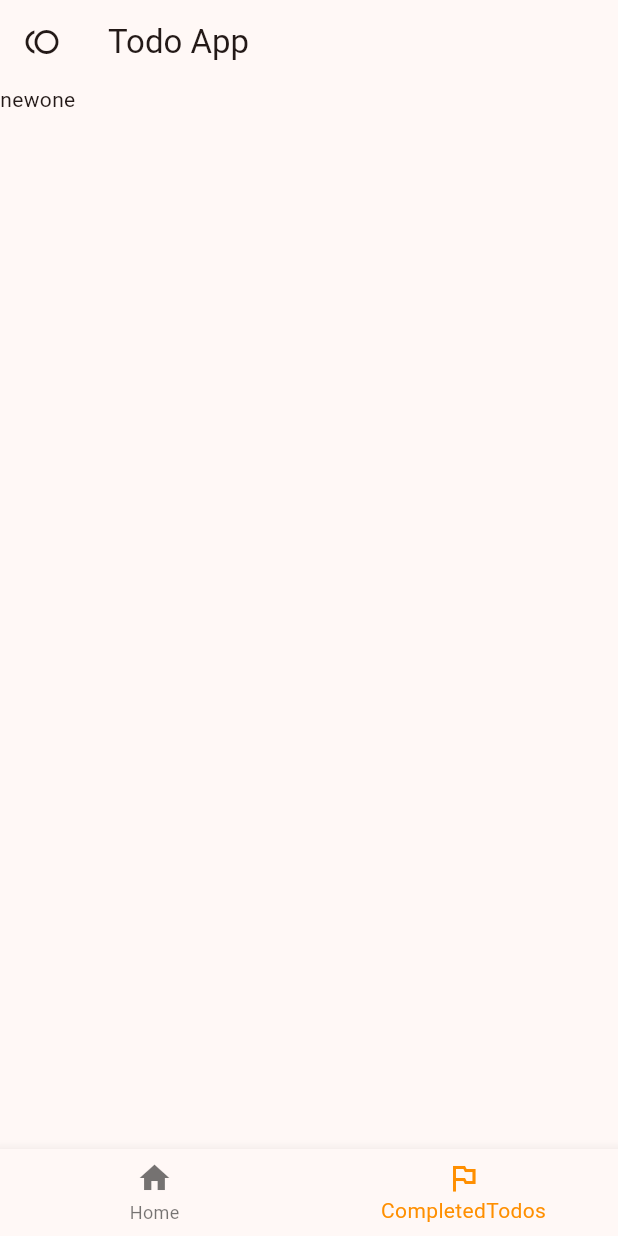
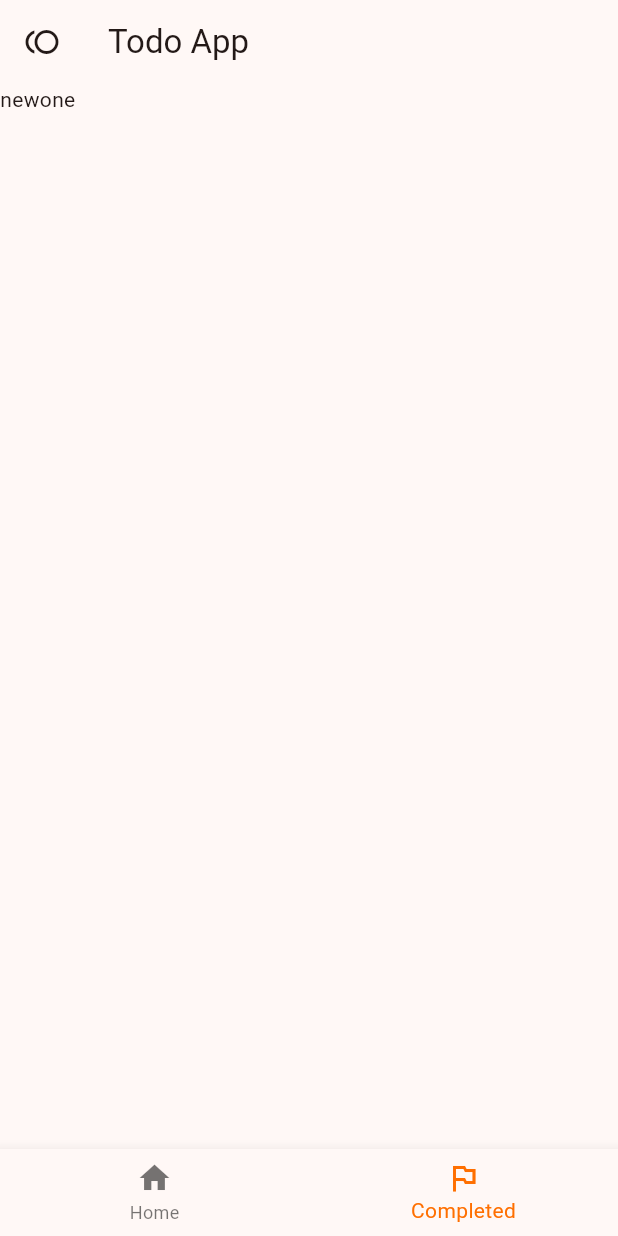
Before and after one commit to Santho-sh/flutter-todo-app, a Flutter app: the screen it shows after launch, item 2 of the bottom bar chosen, on a phone screen of 412 x 824 dp. Run offline on Flutter 3.47's test engine with Material 2 defaults, Android fonts, the phone set to English and light mode, and no system bars.

Commit message:
Test active todos page

```diff
--- a/lib/completed_todos.dart
+++ b/lib/completed_todos.dart
@@ -9,6 +9,10 @@ class CompletedTodos extends StatelessWidget {
   Widget build(BuildContext context) {
     var appState = Provider.of<AppState>(context);
 
-    return Text(appState.newTodo);
+    return Column(
+      children: [
+        Text(appState.newTodo),
+      ],
+    );
   }
 }
--- a/lib/main.dart
+++ b/lib/main.dart
@@ -28,7 +28,7 @@ class MyApp extends StatelessWidget {
 
 class AppState extends ChangeNotifier {
   var newTodo = 'newone';
-  var activeTodos = <String>[];
+  var activeTodos = <String>['Hello', 'Test', 'Tata'];
   var completedTodos = <String>[];
 
   void addTodo(String todo) {
@@ -115,15 +115,13 @@ class _HomePageState extends State<HomePage> {
           ),
           BottomNavigationBarItem(
             icon: Icon(Icons.outlined_flag_sharp),
-            label: 'CompletedTodos',
+            label: 'Completed',
           ),
         ],
         currentIndex: _selectedPage,
-        selectedItemColor: Colors.amber[800],
+        selectedItemColor: Colors.amber[900],
         onTap: itemTapped,
       ),
     );
-    // Input field
-    // Add button
   }
 }
```
Also changed, not shown: lib/active_todos.dart (+46 -2 lines).
